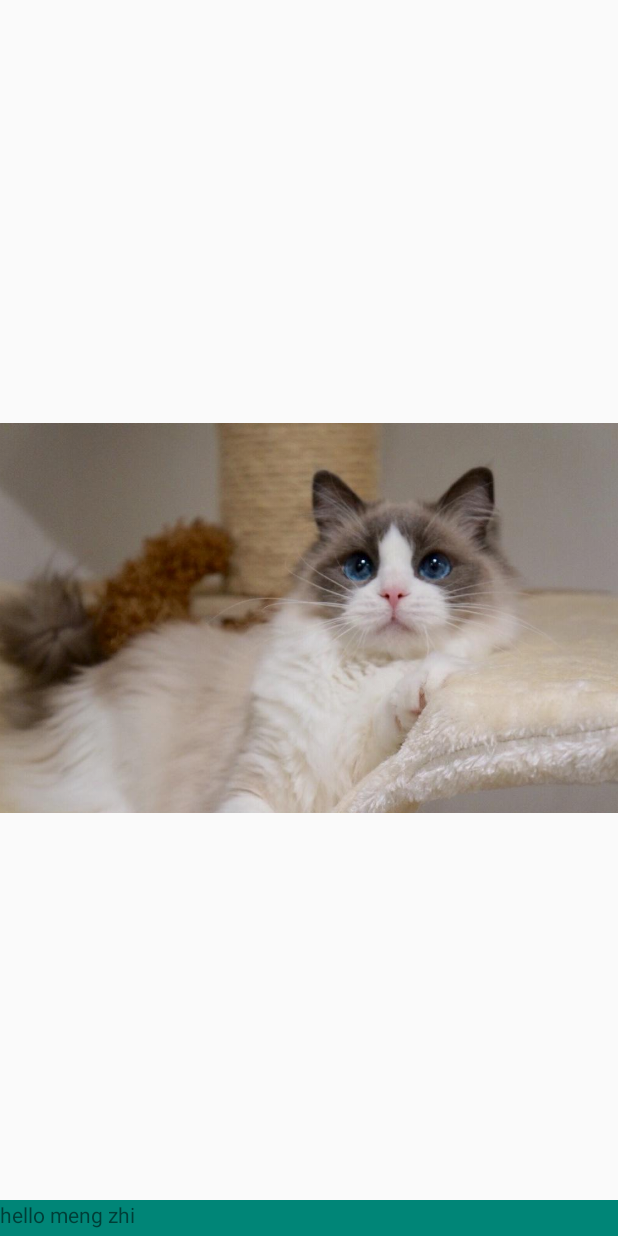
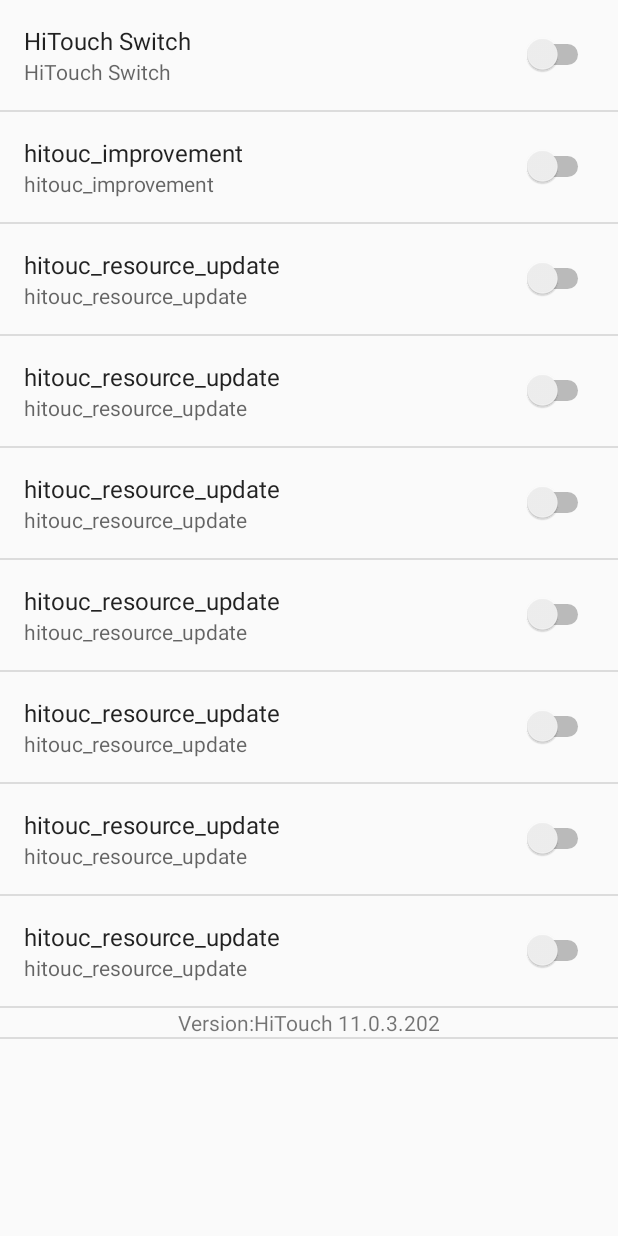
Before and after one commit to MengZhi/AndroidProject, an Android app: the screen it shows after launch (MainActivity), on a phone screen of 412 x 824 dp. Run offline under Robolectric (Android 15) with nearby library versions, the phone set to English and light mode, and no system bars.

Commit message:
combined viewPager and preference

```diff
--- a/MyApplication2/app/build.gradle
+++ b/MyApplication2/app/build.gradle
@@ -1,4 +1,5 @@
 apply plugin: 'com.android.application'
+apply plugin: 'kotlin-android'
 
 android {
     compileSdkVersion 28
@@ -8,8 +9,8 @@ android {
         targetSdkVersion 28
         versionCode 1
         versionName "1.0"
-        //testInstrumentationRunner "android.support.test.runner.AndroidJUnitRunner"
-        testInstrumentationRunner "androidx.test.runner.AndroidJUnitRunner"
+        testInstrumentationRunner "android.support.test.runner.AndroidJUnitRunner"
+        //testInstrumentationRunner "androidx.test.runner.AndroidJUnitRunner"
     }
     buildTypes {
         release {
@@ -27,6 +28,7 @@ dependencies {
     testImplementation 'junit:junit:4.12'
     androidTestImplementation 'com.android.support.test:runner:1.0.2'
     androidTestImplementation 'com.android.support.test.espresso:espresso-core:3.0.2'
+    implementation "org.jetbrains.kotlin:kotlin-stdlib-jdk7:$kotlin_version"
     //compile 'com.plattysoft.leonids:LeonidsLib:1.3.2'
 
     //compile 'com.github.hackware1993:MagicIndicator:1.5.0'
@@ -35,3 +37,6 @@ dependencies {
     //androidTestImplementation 'androidx.test:rules:1.1.0'
 
 }
+repositories {
+    mavenCentral()
+}
--- a/MyApplication2/app/src/main/java/com/example/mengzhi/myapplication2/HiTouchVersionPreference.kt
+++ b/MyApplication2/app/src/main/java/com/example/mengzhi/myapplication2/HiTouchVersionPreference.kt
@@ -1,4 +1,4 @@
-package com.example.mengzhi.kotlinapplication
+package com.example.mengzhi.myapplication2
 
 import android.content.Context
 import android.preference.Preference
--- a/MyApplication2/app/src/main/java/com/example/mengzhi/myapplication2/MainActivity.java
+++ b/MyApplication2/app/src/main/java/com/example/mengzhi/myapplication2/MainActivity.java
@@ -47,12 +47,12 @@ public class MainActivity extends FragmentActivity{
     @Override
     protected void onCreate(Bundle savedInstanceState) {
         super.onCreate(savedInstanceState);
-        setContentView(R.layout.view_pager_layout);
+        setContentView(R.layout.activity_main2);
 
         // Instantiate a ViewPager and a PagerAdapter.
-        mPager = (ViewPager) findViewById(R.id.pager);
-        pagerAdapter = new ScreenSlidePagerAdapter(getSupportFragmentManager());
-        mPager.setAdapter(pagerAdapter);
+//        mPager = (ViewPager) findViewById(R.id.pager);
+//        pagerAdapter = new ScreenSlidePagerAdapter(getSupportFragmentManager());
+//        mPager.setAdapter(pagerAdapter);
     }
 
     @Override
--- /dev/null
+++ b/MyApplication2/app/src/main/java/com/example/mengzhi/myapplication2/MyFragment.kt
@@ -0,0 +1,15 @@
+package com.example.mengzhi.myapplication2
+
+import android.content.Context
+import android.os.Bundle
+import android.preference.PreferenceFragment
+import java.util.prefs.PreferencesFactory
+
+class MyFragment : PreferenceFragment {
+    constructor()
+
+    override fun onCreate(savedInstanceState: Bundle?) {
+        super.onCreate(savedInstanceState)
+        addPreferencesFromResource(R.xml.preference_screen)
+    }
+}
--- a/MyApplication2/app/src/main/java/com/example/mengzhi/myapplication2/ViewPagerPreference.kt
+++ b/MyApplication2/app/src/main/java/com/example/mengzhi/myapplication2/ViewPagerPreference.kt
@@ -1,4 +1,4 @@
-package com.example.mengzhi.kotlinapplication
+package com.example.mengzhi.myapplication2
 
 import android.content.Context
 import android.preference.Preference
--- /dev/null
+++ b/MyApplication2/app/src/main/res/layout/activity_main2.xml
@@ -0,0 +1,14 @@
+<?xml version="1.0" encoding="utf-8"?>
+<LinearLayout xmlns:android="http://schemas.android.com/apk/res/android"
+                                             xmlns:app="http://schemas.android.com/apk/res-auto"
+                                             xmlns:tools="http://schemas.android.com/tools"
+                                             android:layout_width="match_parent"
+                                             android:layout_height="match_parent"
+                                             tools:context=".MainActivity">
+
+    <fragment android:name="com.example.mengzhi.myapplication2.MyFragment"
+              android:id="@+id/my_fragment"
+              android:layout_width="match_parent"
+              android:layout_height="match_parent"/>
+
+</LinearLayout>
--- a/MyApplication2/app/src/main/res/xml/preference_s.xml
+++ /dev/null
@@ -1,30 +0,0 @@
-<?xml version="1.0" encoding="utf-8"?>
-<PreferenceScreen xmlns:android="http://schemas.android.com/apk/res/android"
-    android:key="preferenceS">
-    <SwitchPreference
-        android:key="about"
-        android:title="first"
-        android:summary="this is first"
-        />
-
-    <SwitchPreference
-        android:key="labelTaxonomy"
-        android:title="second"
-        android:summary="this is second"
-        />
-    <SwitchPreference
-        android:key="labelTaxonomy"
-        android:title="second"
-        android:summary="this is second"
-        />
-    <SwitchPreference
-        android:key="labelTaxonomy"
-        android:title="second"
-        android:summary="this is second"
-        />
-    <SwitchPreference
-        android:key="labelTaxonomy"
-        android:title="second"
-        android:summary="this is second"
-        />
-</PreferenceScreen>
--- /dev/null
+++ b/MyApplication2/app/src/main/res/xml/preference_screen.xml
@@ -0,0 +1,67 @@
+<?xml version="1.0" encoding="utf-8"?>
+<PreferenceScreen xmlns:android="http://schemas.android.com/apk/res/android">
+
+    <!--<com.example.mengzhi.kotlinapplication.ViewPagerPreference-->
+    <!--android:layout="@layout/view_pager">-->
+
+    <!--</com.example.mengzhi.kotlinapplication.ViewPagerPreference>-->
+
+    <SwitchPreference
+            android:id="@+id/first_switch"
+            android:key="hitouch_switch"
+            android:title="HiTouch Switch"
+            android:summary="HiTouch Switch"/>
+
+    <SwitchPreference
+            android:id="@+id/second_switch"
+            android:key="hitouc_improvement"
+            android:title="hitouc_improvement"
+            android:summary="hitouc_improvement"/>
+
+    <SwitchPreference
+            android:id="@+id/third_switch"
+            android:key="hitouc_resource_update"
+            android:title="hitouc_resource_update"
+            android:summary="hitouc_resource_update"/>
+    <SwitchPreference
+            android:id="@+id/third4_switch"
+            android:key="hitouc_resource_update"
+            android:title="hitouc_resource_update"
+            android:summary="hitouc_resource_update"/>
+
+    <SwitchPreference
+            android:id="@+id/third5_switch"
+            android:key="hitouc_resource_update"
+            android:title="hitouc_resource_update"
+            android:summary="hitouc_resource_update"/>
+
+    <SwitchPreference
+            android:id="@+id/third6_switch"
+            android:key="hitouc_resource_update"
+            android:title="hitouc_resource_update"
+            android:summary="hitouc_resource_update"/>
+
+    <SwitchPreference
+            android:id="@+id/third7_switch"
+            android:key="hitouc_resource_update"
+            android:title="hitouc_resource_update"
+            android:summary="hitouc_resource_update"/>
+
+    <SwitchPreference
+            android:id="@+id/third8_switch"
+            android:key="hitouc_resource_update"
+            android:title="hitouc_resource_update"
+            android:summary="hitouc_resource_update"/>
+
+    <SwitchPreference
+            android:id="@+id/third9_switch"
+            android:key="hitouc_resource_update"
+            android:title="hitouc_resource_update"
+            android:summary="hitouc_resource_update"/>
+
+    <com.example.mengzhi.myapplication2.HiTouchVersionPreference
+    android:layout="@layout/hitouch_version">
+    </com.example.mengzhi.myapplication2.HiTouchVersionPreference>
+
+
+</PreferenceScreen>
--- a/MyApplication2/build.gradle
+++ b/MyApplication2/build.gradle
@@ -1,6 +1,7 @@
 // Top-level build file where you can add configuration options common to all sub-projects/modules.
 
 buildscript {
+    ext.kotlin_version = '1.3.72'
 
     repositories {
         google()
@@ -8,7 +9,7 @@ buildscript {
     }
     dependencies {
         classpath 'com.android.tools.build:gradle:3.2.1'
-
+        classpath "org.jetbrains.kotlin:kotlin-gradle-plugin:$kotlin_version"
 
         // NOTE: Do not place your application dependencies here; they belong
         // in the individual module build.gradle files
```
Also changed, not shown: MyApplication2/gradle/wrapper/gradle-wrapper.properties.
